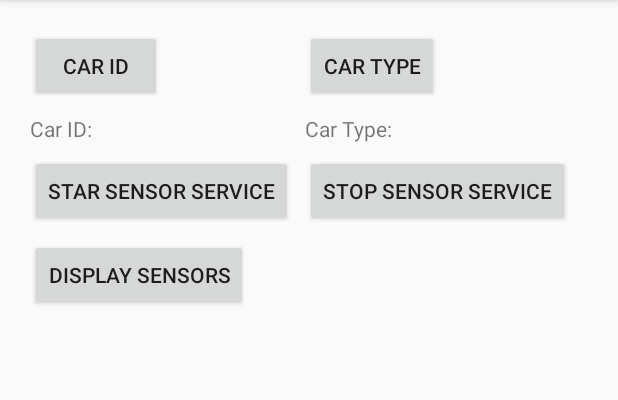
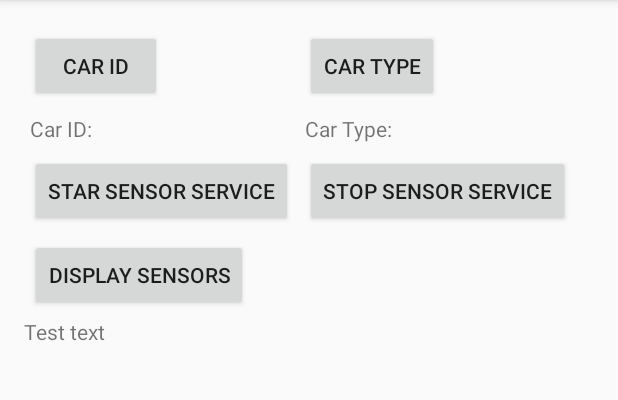
Before and after one commit to ThanosGkara/CarAppHackZurich, an Android app: the screen it shows after launch (MainActivity), on a phone screen of 412 x 824 dp, the part 84-484 px from its top. Run offline under Robolectric (Android 15) with nearby library versions, the phone set to English and light mode, and no system bars.

Commit message:
Start and Stop Service functionality

```diff
--- a/app/src/main/java/com/hackzurich/carapp/carapphackzurich/MainActivity.java
+++ b/app/src/main/java/com/hackzurich/carapp/carapphackzurich/MainActivity.java
@@ -7,10 +7,8 @@ import android.content.DialogInterface;
 import android.content.Intent;
 import android.content.IntentFilter;
 import android.os.Bundle;
-import android.util.Log;
 import android.view.LayoutInflater;
 import android.view.View;
-import android.view.ViewGroup;
 import android.widget.Button;
 import android.widget.EditText;
 import android.widget.TextView;
@@ -19,7 +17,8 @@ import android.content.BroadcastReceiver;
 public class MainActivity extends Activity {
 
     private static final String TAG = "SensorsService";
-    private Intent intent;
+    private Intent serviceIntent;
+    private Intent backgroundIntent;
     final Context context = this;
 
     private Button btCarID;
@@ -36,7 +35,8 @@ public class MainActivity extends Activity {
         super.onCreate(savedInstanceState);
         setContentView(R.layout.activity_main);
 
-        intent = new Intent(this, SensorsViewActivity.class);
+        serviceIntent = new Intent(this, SensorsViewActivity.class);
+        backgroundIntent = new Intent(this, SensorsService.class);
 
         btCarID = (Button) findViewById(R.id.btCarID);
         btCarType = (Button) findViewById(R.id.btCarType);
@@ -51,7 +51,7 @@ public class MainActivity extends Activity {
     private BroadcastReceiver sensorsSReceiver = new BroadcastReceiver() {
         @Override
         public void onReceive(Context context, Intent intent) {
-
+            updateLogArea(intent);
         }
     };
 
@@ -69,7 +69,7 @@ public class MainActivity extends Activity {
     }
 
     public void showSensors(View view) {
-        startActivity(intent);
+        startActivity(serviceIntent);
     }
 
     public void setCarID(View view) {
@@ -112,4 +112,25 @@ public class MainActivity extends Activity {
         AlertDialog alert = alertDialogBuilder.create();
         alert.show();
     }
+
+    public void StarSensorService(View view) {
+        startService(backgroundIntent);
+        registerReceiver(sensorsSReceiver, new IntentFilter(SensorsService.BROADCAST_ACTION));
+    }
+
+    public void StopSensorService(View view) {
+        unregisterReceiver(sensorsSReceiver);
+        stopService(backgroundIntent);
+    }
+
+    private void updateLogArea(Intent intent){
+        tvLogArea.setText("");
+        tvLogArea.setText("TYPE_ACCELEROMETER: " + intent.getStringExtra("TYPE_ACCELEROMETER") + "\n"
+                + "TYPE_GYROSCOPE: " + intent.getStringExtra("TYPE_GYROSCOPE") + "\n"
+                + "TYPE_GYROSCOPE_UNCALIBRATED: " + intent.getStringExtra("TYPE_GYROSCOPE_UNCALIBRATED")
+                + "TYPE_MAGNETIC_FIELD: " + intent.getStringExtra("TYPE_MAGNETIC_FIELD")
+                + "TYPE_MAGNETIC_FIELD_UNCALIBRATED: " + intent.getStringExtra("TYPE_MAGNETIC_FIELD_UNCALIBRATED")
+                + "TYPE_LINEAR_ACCELERATION: " + intent.getStringExtra("TYPE_LINEAR_ACCELERATION")
+                + "TYPE_ROTATION_VECTOR" + intent.getStringExtra("TYPE_ROTATION_VECTOR"));
+    }
 }
--- a/app/src/main/java/com/hackzurich/carapp/carapphackzurich/SensorsService.java
+++ b/app/src/main/java/com/hackzurich/carapp/carapphackzurich/SensorsService.java
@@ -10,7 +10,6 @@ import android.os.Handler;
 import android.util.Log;
 import android.hardware.SensorEvent;
 import android.hardware.SensorManager;
-import android.hardware.TriggerEventListener;
 
 
 public class SensorsService extends Service implements SensorEventListener {
@@ -24,7 +23,6 @@ public class SensorsService extends Service implements SensorEventListener {
 
     private SensorManager mSensorManager;
     private SensorsCalulations calcs;
-    private TriggerEventListener mTriggerEventListener;
     private Sensor mAccel;
     private Sensor mGyro;
     private Sensor mGyroUn;
@@ -42,9 +40,6 @@ public class SensorsService extends Service implements SensorEventListener {
     private String tvMagnitometerUn;
     private String tvLinearAccel;
     private String tvRotationVector;
-
-//    public SensorsService() {
-//    }
 
     @Override
     public void onCreate() {
--- a/app/src/main/res/layout/activity_main.xml
+++ b/app/src/main/res/layout/activity_main.xml
@@ -13,7 +13,7 @@
     <GridLayout
         android:id="@+id/GRD"
         android:layout_width="match_parent"
-        android:layout_height="match_parent"
+        android:layout_height="wrap_content"
         android:columnCount="2"
         android:orientation="horizontal"
         android:rowOrderPreserved="true"
@@ -41,11 +41,13 @@
 
         <Button
             android:id="@+id/btStarSensorService"
-            android:text="@string/StarSensorService" />
+            android:text="@string/StarSensorService"
+            android:onClick="StarSensorService"/>
 
         <Button
             android:id="@+id/btStopSensorService"
-            android:text="@string/StopSensorService" />
+            android:text="@string/StopSensorService"
+            android:onClick="StopSensorService"/>
 
         <Button
             android:id="@+id/btDisplaySensors"
```
